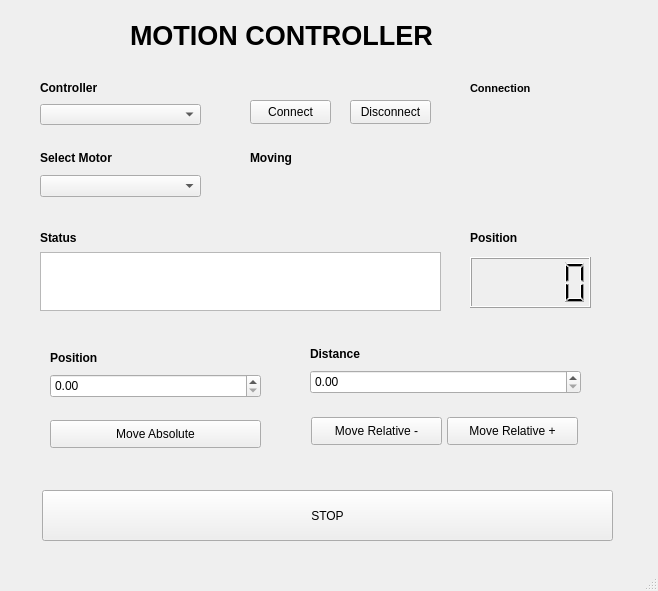
Old version of the form source/user_interfaces/main_window.ui in the repository ingramoncruz/HAL_MotorController_Project.
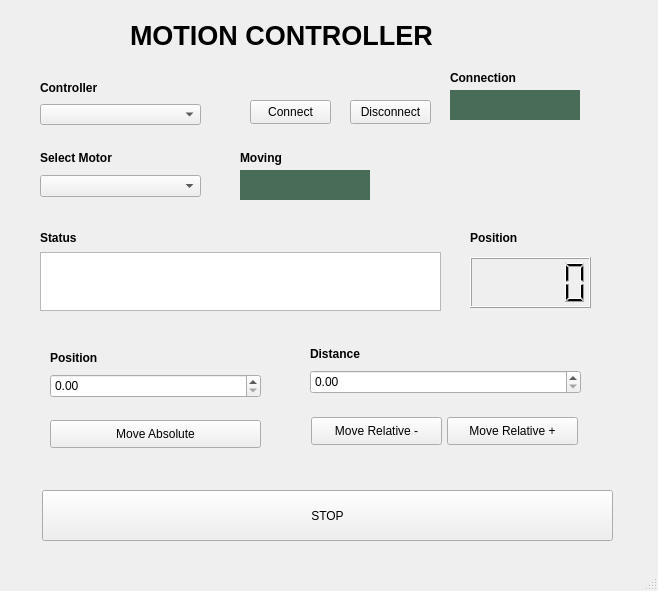
New version of the form.

Diff of the .ui file:
```diff
--- a/source/user_interfaces/main_window.ui
+++ b/source/user_interfaces/main_window.ui
@@ -50,7 +50,7 @@
    <widget class="QLabel" name="Title_Moving">
     <property name="geometry">
      <rect>
-      <x>250</x>
+      <x>240</x>
       <y>150</y>
       <width>64</width>
       <height>16</height>
@@ -127,26 +127,6 @@
      <string>Connect</string>
     </property>
    </widget>
-   <widget class="QLabel" name="Title_Connection">
-    <property name="geometry">
-     <rect>
-      <x>470</x>
-      <y>80</y>
-      <width>111</width>
-      <height>16</height>
-     </rect>
-    </property>
-    <property name="font">
-     <font>
-      <pointsize>8</pointsize>
-      <weight>75</weight>
-      <bold>true</bold>
-     </font>
-    </property>
-    <property name="text">
-     <string>Connection</string>
-    </property>
-   </widget>
    <widget class="QDoubleSpinBox" name="Input_Distance">
     <property name="geometry">
      <rect>
@@ -343,6 +323,83 @@
      <string>Move Relative -</string>
     </property>
    </widget>
+   <widget class="QRadioButton" name="Led_Connected">
+    <property name="geometry">
+     <rect>
+      <x>450</x>
+      <y>90</y>
+      <width>131</width>
+      <height>31</height>
+     </rect>
+    </property>
+    <property name="styleSheet">
+     <string notr="true">QRadioButton::indicator {
+width: 130px;
+height: 30px
+}
+
+QRadioButton::indicator::checked {
+background-color: #00ff00;
+}
+
+QRadioButton::indicator::unchecked {
+background-color: #486c58;
+}
+
+</string>
+    </property>
+    <property name="text">
+     <string/>
+    </property>
+   </widget>
+   <widget class="QLabel" name="Title_Connection">
+    <property name="geometry">
+     <rect>
+      <x>450</x>
+      <y>70</y>
+      <width>81</width>
+      <height>16</height>
+     </rect>
+    </property>
+    <property name="font">
+     <font>
+      <weight>75</weight>
+      <bold>true</bold>
+     </font>
+    </property>
+    <property name="text">
+     <string>Connection</string>
+    </property>
+   </widget>
+   <widget class="QRadioButton" name="Led_Moving">
+    <property name="geometry">
+     <rect>
+      <x>240</x>
+      <y>170</y>
+      <width>131</width>
+      <height>31</height>
+     </rect>
+    </property>
+    <property name="styleSheet">
+     <string notr="true">QRadioButton::indicator {
+width: 130px;
+height: 30px
+}
+
+QRadioButton::indicator::checked {
+background-color: #00ff00;
+}
+
+QRadioButton::indicator::unchecked {
+background-color: #486c58;
+}
+
+</string>
+    </property>
+    <property name="text">
+     <string/>
+    </property>
+   </widget>
   </widget>
   <widget class="QMenuBar" name="menubar">
    <property name="geometry">
```
